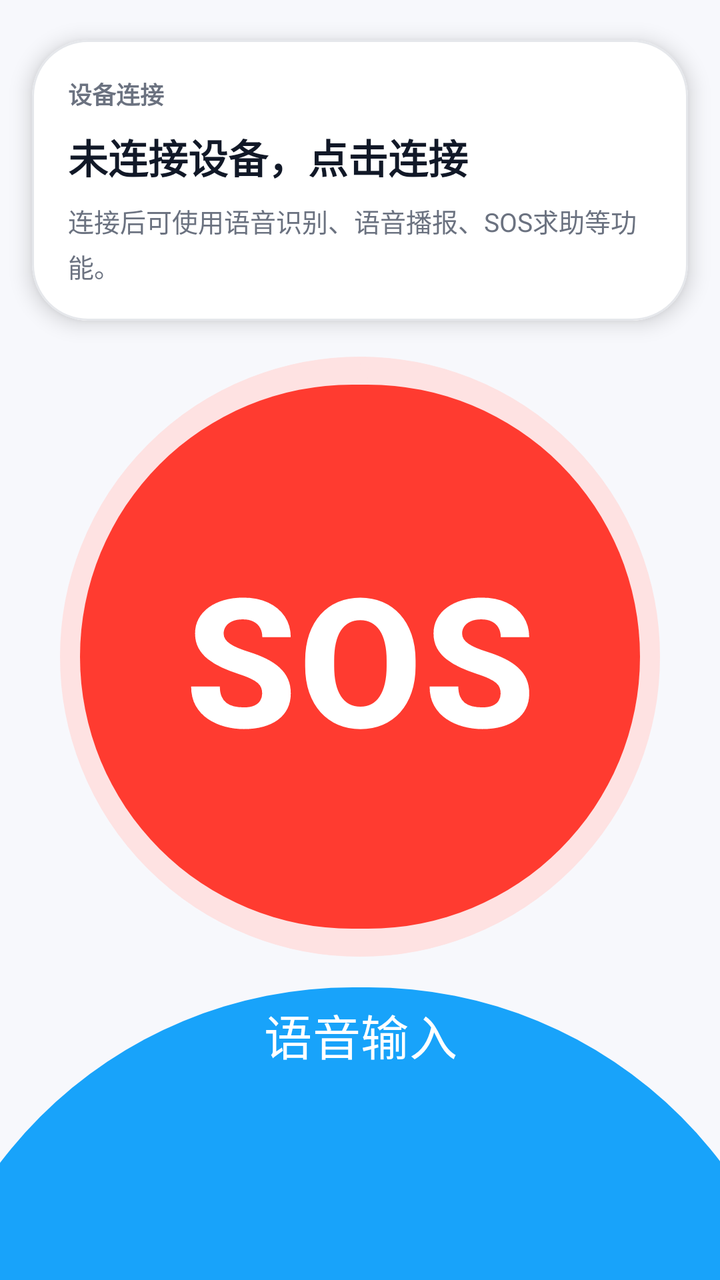
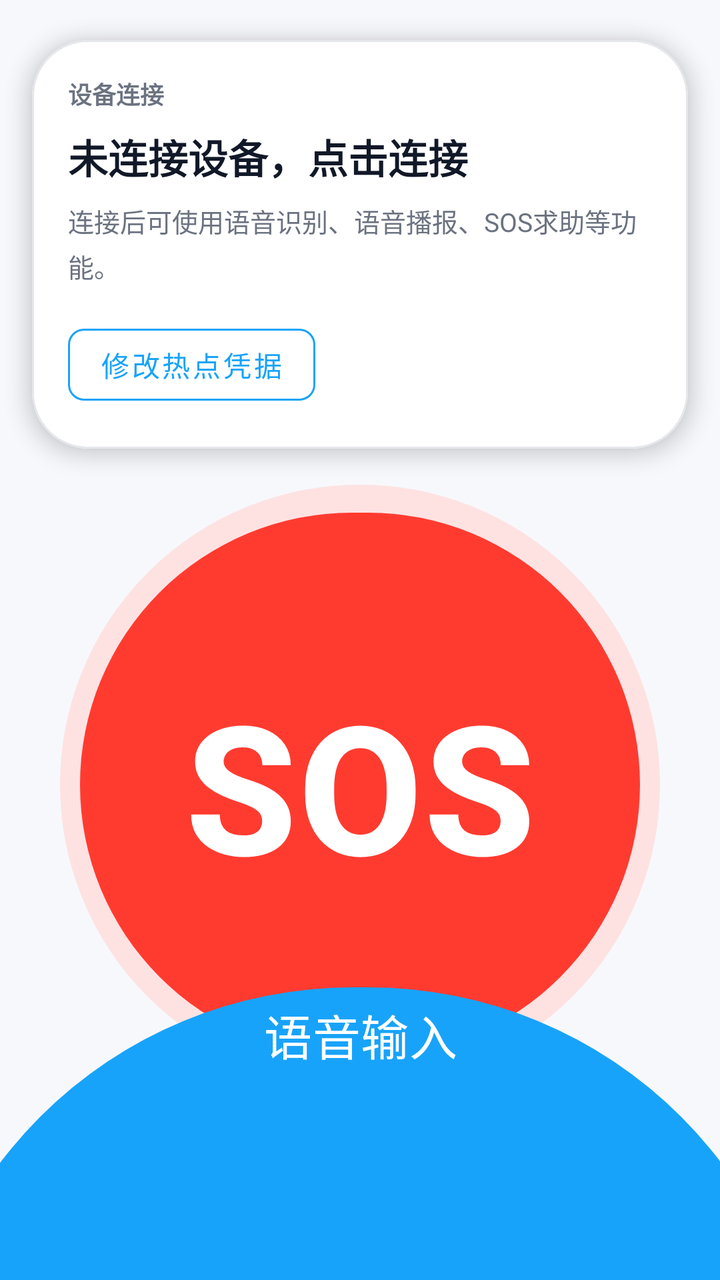

Compare the two renders of this Android layout. The source of the first and the diff that turns it into the second are given below.
<!-- AndroidManifest.xml: application theme Theme.AI_Belt_Mobile -->
<!-- res/layout/fragment_home.xml -->
<?xml version="1.0" encoding="utf-8"?>
<layout xmlns:android="http://schemas.android.com/apk/res/android"
    xmlns:app="http://schemas.android.com/apk/res-auto">

    <data>
        <variable
            name="viewModel"
            type="com.example.ai_belt_mobile.ui.home.HomeViewModel" />
    </data>

    <androidx.constraintlayout.widget.ConstraintLayout
        android:layout_width="match_parent"
        android:layout_height="match_parent"
        android:background="#F7F8FC">

        <com.google.android.material.card.MaterialCardView
            android:id="@+id/Belt_status_layout"
            android:layout_width="0dp"
            android:layout_height="wrap_content"
            android:layout_marginStart="16dp"
            android:layout_marginTop="20dp"
            android:layout_marginEnd="16dp"
            app:layout_constraintTop_toTopOf="parent"
            app:layout_constraintStart_toStartOf="parent"
            app:layout_constraintEnd_toEndOf="parent"
            app:cardCornerRadius="28dp"
            app:cardBackgroundColor="#FFFFFF"
            app:cardElevation="6dp"
            app:strokeColor="#E5E7EB"
            app:strokeWidth="1dp">

            <LinearLayout
                android:layout_width="match_parent"
                android:layout_height="wrap_content"
                android:orientation="vertical"
                android:padding="18dp">

                <TextView
                    android:layout_width="wrap_content"
                    android:layout_height="wrap_content"
                    android:text="设备连接"
                    android:textColor="#6B7280"
                    android:textSize="12sp"
                    android:textStyle="bold" />

                <TextView
                    android:id="@+id/Belt_status"
                    android:layout_width="match_parent"
                    android:layout_height="wrap_content"
                    android:layout_marginTop="8dp"
                    android:text="未连接设备，点击连接"
                    android:textColor="#111827"
                    android:textSize="20sp"
                    android:textStyle="bold" />

                <TextView
                    android:layout_width="match_parent"
                    android:layout_height="wrap_content"
                    android:layout_marginTop="8dp"
                    android:lineSpacingExtra="4dp"
                    android:text="连接后可使用语音识别、语音播报、SOS求助等功能。"
                    android:textColor="#6B7280"
                    android:textSize="13sp" />
            </LinearLayout>

        </com.google.android.material.card.MaterialCardView>

        <FrameLayout
            android:id="@+id/sos_container"
            android:layout_width="0dp"
            android:layout_height="300dp"
            android:layout_marginTop="18dp"
            app:layout_constraintTop_toBottomOf="@id/Belt_status_layout"
            app:layout_constraintStart_toStartOf="parent"
            app:layout_constraintEnd_toEndOf="parent">

            <com.google.android.material.progressindicator.CircularProgressIndicator
                android:id="@+id/sos_hold_progress"
                android:layout_width="300dp"
                android:layout_height="300dp"
                android:layout_gravity="center"
                android:indeterminate="false"
                android:max="100"
                android:progress="0"
                android:visibility="visible"
                app:indicatorColor="#FF3B30"
                app:indicatorDirectionCircular="clockwise"
                app:indicatorSize="300dp"
                app:trackColor="#FEE2E2"
                app:trackThickness="18dp" />

            <com.google.android.material.button.MaterialButton
                android:id="@+id/emergency_button"
                android:layout_width="280dp"
                android:layout_height="280dp"
                android:layout_gravity="center"
                android:text="SOS"
                android:textColor="@android:color/white"
                android:textSize="90sp"
                android:textStyle="bold"
                app:backgroundTint="#FF3B30"
                app:cornerRadius="140dp"
                app:elevation="6dp" />
        </FrameLayout>

        <TextView
            android:id="@+id/recognition_result"
            android:layout_width="0dp"
            android:layout_height="wrap_content"
            android:layout_marginStart="24dp"
            android:layout_marginEnd="24dp"
            android:background="@color/zxing_transparent"
            android:minHeight="52dp"
            android:padding="14dp"
            android:text="@{viewModel.text}"
            android:textColor="#111827"
            android:textSize="16sp"
            app:layout_constraintTop_toBottomOf="@id/sos_container"
            app:layout_constraintStart_toStartOf="parent"
            app:layout_constraintEnd_toEndOf="parent" />

        <com.google.android.material.button.MaterialButton
            android:id="@+id/voice_input_button"
            android:layout_width="450dp"
            android:layout_height="450dp"
            android:layout_marginBottom="-300dp"
            android:contentDescription="语音输入按钮"
            android:gravity="top|center_horizontal"
            android:icon="@android:drawable/ic_btn_speak_now"
            android:iconTint="#FFFFFF"
            android:text="语音输入"
            android:textColor="#FFFFFF"
            android:textSize="24sp"
            app:backgroundTint="@color/blue_light"
            app:cornerRadius="225dp"
            app:iconSize="100dp"
            app:iconGravity="top"
            app:iconPadding="16dp"
            app:layout_constraintBottom_toBottomOf="parent"
            app:layout_constraintLeft_toLeftOf="parent"
            app:layout_constraintRight_toRightOf="parent" />

    </androidx.constraintlayout.widget.ConstraintLayout>

</layout>
<!-- resources referenced by this layout -->
<resources>
  <color name="blue_light">#18A3FA</color>
  <style name="Theme.AI_Belt_Mobile" parent="Base.Theme.AI_Belt_Mobile" />
  <style name="Base.Theme.AI_Belt_Mobile" parent="Theme.Material3.DayNight.NoActionBar">
          
          
          <item name="android:windowBackground">@color/white</item>
          <item name="colorOnSurface">@color/blue_light</item>
          <item name="colorPrimary">@color/blue_light</item>
          <item name="bottomNavigationStyle">@color/blue_light</item>
      </style>
  <color name="white">#FFFFFFFF</color>
</resources>

<!-- the commit's change to res/layout/fragment_home.xml (unified diff, before → after) -->
@@ -61,6 +61,17 @@
                     android:text="连接后可使用语音识别、语音播报、SOS求助等功能。"
                     android:textColor="#6B7280"
                     android:textSize="13sp" />
+
+                <com.google.android.material.button.MaterialButton
+                    android:id="@+id/btn_change_hotspot"
+                    android:layout_width="wrap_content"
+                    android:layout_height="wrap_content"
+                    android:layout_marginTop="16dp"
+                    android:text="修改热点凭据"
+                    style="@style/Widget.MaterialComponents.Button.OutlinedButton"
+                    android:textColor="?attr/colorPrimary"
+                    app:strokeColor="?attr/colorPrimary"
+                    app:cornerRadius="8dp" />
             </LinearLayout>
 
         </com.google.android.material.card.MaterialCardView>
